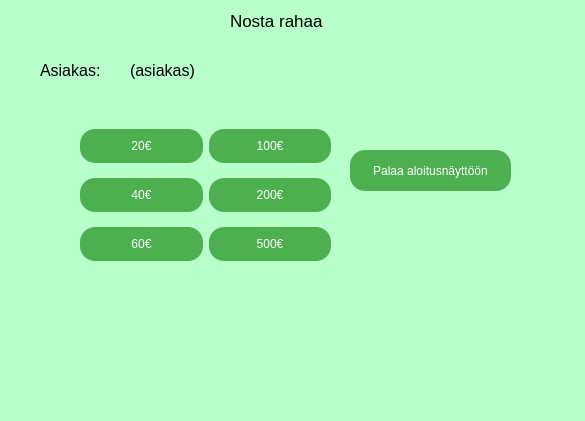
First picture: the form in frontend/nosto.ui, repository 22kmo-project/group_5, before the edit.
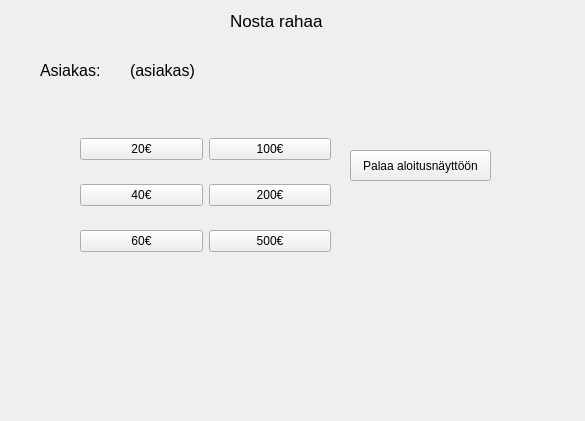
Second picture: the form after the edit.

The edit to the form file:
```diff
--- a/frontend/nosto.ui
+++ b/frontend/nosto.ui
@@ -13,9 +13,6 @@
   <property name="windowTitle">
    <string>Form</string>
   </property>
-  <property name="styleSheet">
-   <string notr="true">background-color: rgb(185, 255, 203);</string>
-  </property>
   <widget class="QLabel" name="label">
    <property name="geometry">
     <rect>
@@ -75,24 +72,10 @@
     <rect>
      <x>350</x>
      <y>150</y>
-     <width>161</width>
-     <height>41</height>
+     <width>141</width>
+     <height>31</height>
     </rect>
    </property>
-   <property name="styleSheet">
-    <string notr="true">display: inline-block;
-  padding: 10px 20px;
-  font-size: 12px;
-  cursor: pointer;
-  text-align: center;
-  text-decoration: none;
-  outline: none;
-  color: #fff;
-  background-color: #4CAF50;
-  border: none;
-  border-radius: 15px;
-  box-shadow: 0 9px #999;</string>
-   </property>
    <property name="text">
     <string>Palaa aloitusnäyttöön</string>
    </property>
@@ -109,20 +92,6 @@
    <layout class="QGridLayout" name="gridLayout">
     <item row="0" column="1">
      <widget class="QPushButton" name="sata">
-      <property name="styleSheet">
-       <string notr="true">display: inline-block;
-  padding: 10px 20px;
-  font-size: 12px;
-  cursor: pointer;
-  text-align: center;
-  text-decoration: none;
-  outline: none;
-  color: #fff;
-  background-color: #4CAF50;
-  border: none;
-  border-radius: 15px;
-  box-shadow: 0 9px #999;</string>
-      </property>
       <property name="text">
        <string>100€</string>
       </property>
@@ -130,20 +99,6 @@
     </item>
     <item row="1" column="0">
      <widget class="QPushButton" name="nelkyt">
-      <property name="styleSheet">
-       <string notr="true">display: inline-block;
-  padding: 10px 20px;
-  font-size: 12px;
-  cursor: pointer;
-  text-align: center;
-  text-decoration: none;
-  outline: none;
-  color: #fff;
-  background-color: #4CAF50;
-  border: none;
-  border-radius: 15px;
-  box-shadow: 0 9px #999;</string>
-      </property>
       <property name="text">
        <string>40€</string>
       </property>
@@ -151,20 +106,6 @@
     </item>
     <item row="2" column="0">
      <widget class="QPushButton" name="kuuskyt">
-      <property name="styleSheet">
-       <string notr="true">display: inline-block;
-  padding: 10px 20px;
-  font-size: 12px;
-  cursor: pointer;
-  text-align: center;
-  text-decoration: none;
-  outline: none;
-  color: #fff;
-  background-color: #4CAF50;
-  border: none;
-  border-radius: 15px;
-  box-shadow: 0 9px #999;</string>
-      </property>
       <property name="text">
        <string>60€</string>
       </property>
@@ -172,20 +113,6 @@
     </item>
     <item row="1" column="1">
      <widget class="QPushButton" name="kakssata">
-      <property name="styleSheet">
-       <string notr="true">display: inline-block;
-  padding: 10px 20px;
-  font-size: 12px;
-  cursor: pointer;
-  text-align: center;
-  text-decoration: none;
-  outline: none;
-  color: #fff;
-  background-color: #4CAF50;
-  border: none;
-  border-radius: 15px;
-  box-shadow: 0 9px #999;</string>
-      </property>
       <property name="text">
        <string>200€</string>
       </property>
@@ -193,20 +120,6 @@
     </item>
     <item row="2" column="1">
      <widget class="QPushButton" name="viissata">
-      <property name="styleSheet">
-       <string notr="true">display: inline-block;
-  padding: 10px 20px;
-  font-size: 12px;
-  cursor: pointer;
-  text-align: center;
-  text-decoration: none;
-  outline: none;
-  color: #fff;
-  background-color: #4CAF50;
-  border: none;
-  border-radius: 15px;
-  box-shadow: 0 9px #999;</string>
-      </property>
       <property name="text">
        <string>500€</string>
       </property>
@@ -214,20 +127,6 @@
     </item>
     <item row="0" column="0">
      <widget class="QPushButton" name="kakskyt">
-      <property name="styleSheet">
-       <string notr="true">display: inline-block;
-  padding: 10px 20px;
-  font-size: 12px;
-  cursor: pointer;
-  text-align: center;
-  text-decoration: none;
-  outline: none;
-  color: #fff;
-  background-color: #4CAF50;
-  border: none;
-  border-radius: 15px;
-  box-shadow: 0 9px #999;</string>
-      </property>
       <property name="text">
        <string>20€</string>
       </property>
```
